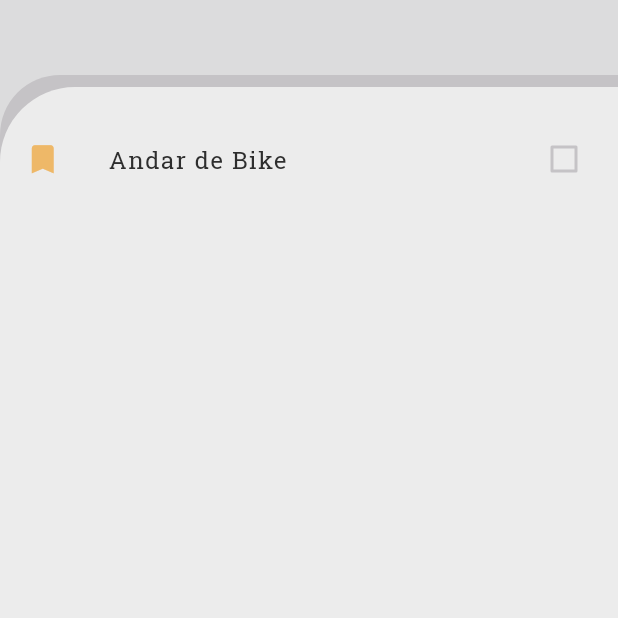
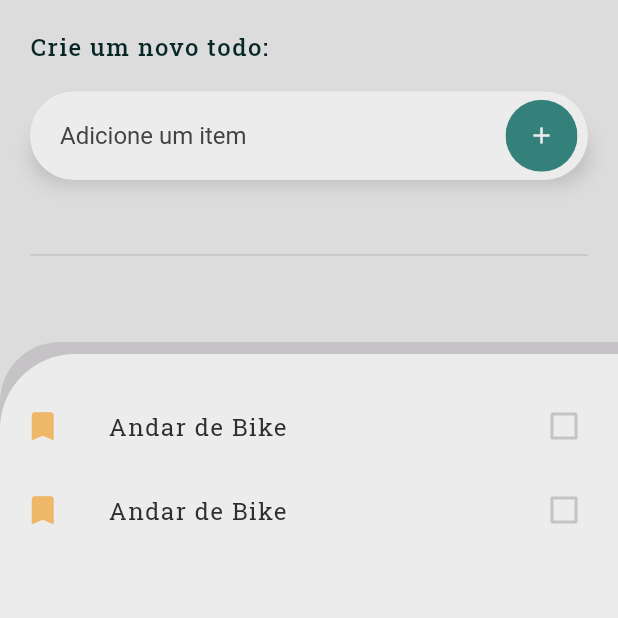
Before and after one commit to AmandaCleto/flutter--todo-list--front, a Flutter app: the UnconcludedPage screen opened directly, on a phone screen of 412 x 824 dp, the top half of it. Run offline on Flutter 3.47's test engine with Material 2 defaults, Android fonts, the phone set to English and light mode, and no system bars.

Commit message:
logic of concluded and unconcluded todos done

```diff
--- a/lib/components/Input.dart
+++ b/lib/components/Input.dart
@@ -82,7 +82,8 @@ class _InputComponentState extends State<InputComponent> {
                       errorStyle: TextStyle(
                         fontFamily: 'RobotoSlab',
                         fontSize: 12.0,
-                        fontWeight: FontWeight.w500,
+                        fontWeight: FontWeight.bold,
+                        color: Color(0xFFC69797),
                       ),
                       helperText: '',
                       isDense: true, // important line
--- a/lib/components/List.dart
+++ b/lib/components/List.dart
@@ -1,14 +1,17 @@
 import 'package:flutter/material.dart';
 import 'package:provider/provider.dart';
 import 'dart:developer';
-
 import '../provider/todos.dart';
 
 class ListComponent extends StatelessWidget {
+  final bool isDone;
+  const ListComponent({Key? key, this.isDone = true}) : super(key: key);
+
   @override
   Widget build(BuildContext context) {
     final provider = Provider.of<TodosProvider>(context);
-    final todoList = provider.todos;
+    final todosConcludedList = provider.todosConcluded;
+    final todosUnconcludedList = provider.todosUnconcluded;
 
     return Expanded(
       flex: 1,
@@ -36,10 +39,14 @@ class ListComponent extends StatelessWidget {
                 color: Color(0xFFECECEC),
                 child: ListView.builder(
                   padding: EdgeInsets.fromLTRB(0, 20.0, 0, 0),
-                  itemCount: todoList.length,
+                  itemCount: isDone
+                      ? todosConcludedList.length
+                      : todosUnconcludedList.length,
                   itemBuilder: (BuildContext context, int index) {
-                    final todo = todoList[index];
-                    log('$todo');
+                    final todo = isDone
+                        ? todosConcludedList[index]
+                        : todosUnconcludedList[index];
+
                     return Dismissible(
                       onDismissed: (DismissDirection direction) {
                         provider.removeTodo(todo);
@@ -87,7 +94,6 @@ class ListComponent extends StatelessWidget {
                               ),
                               secondary: Icon(
                                 IconData(
-                                  // int.parse(todo.icon),
                                   int.parse('57585'),
                                   fontFamily: 'MaterialIcons',
                                 ),
--- a/lib/drawer/Drawer.dart
+++ b/lib/drawer/Drawer.dart
@@ -17,7 +17,7 @@ class DrawerComponent extends StatelessWidget {
               height: 330.0,
               child: DrawerHeader(
                 decoration: BoxDecoration(
-                  color: Color(0xFF34817C),
+                  color: Color(0xFF2E2E2E),
                 ),
                 child: Column(
                   children: [
--- a/lib/pages/Concluded.dart
+++ b/lib/pages/Concluded.dart
@@ -1,8 +1,9 @@
 import 'package:flutter/material.dart';
-import '../components/Input.dart';
 import '../components/List.dart';
 
 class ConcludedPage extends StatefulWidget {
+  const ConcludedPage({Key? key}) : super(key: key);
+
   @override
   _ConcludedPageState createState() => _ConcludedPageState();
 }
@@ -14,8 +15,7 @@ class _ConcludedPageState extends State<ConcludedPage> {
       body: SafeArea(
         child: Column(
           children: [
-            InputComponent(),
-            ListComponent(),
+            ListComponent(isDone: true),
           ],
         ),
       ),
--- a/lib/pages/Home.dart
+++ b/lib/pages/Home.dart
@@ -2,8 +2,8 @@ import 'package:flutter/material.dart';
 
 import '../drawer/Drawer.dart';
 
+import 'Unconcluded.dart';
 import 'Concluded.dart';
-import 'Unconcluded.dart';
 
 class HomePage extends StatefulWidget {
   @override
@@ -80,7 +80,7 @@ class _HomePageState extends State<HomePage>
               elevation: 0,
             ),
             body: SafeArea(
-              child: ConcludedPage(),
+              child: UnconcludedPage(),
             ),
           ),
           Scaffold(
@@ -94,7 +94,7 @@ class _HomePageState extends State<HomePage>
               backgroundColor: const Color(0xFF34817C),
             ),
             body: SafeArea(
-              child: UnconcludedPage(),
+              child: ConcludedPage(),
             ),
           ),
         ],
--- a/lib/pages/Unconcluded.dart
+++ b/lib/pages/Unconcluded.dart
@@ -1,9 +1,8 @@
 import 'package:flutter/material.dart';
+import '../components/Input.dart';
 import '../components/List.dart';
 
 class UnconcludedPage extends StatefulWidget {
-  const UnconcludedPage({Key? key}) : super(key: key);
-
   @override
   _UnconcludedPageState createState() => _UnconcludedPageState();
 }
@@ -15,7 +14,8 @@ class _UnconcludedPageState extends State<UnconcludedPage> {
       body: SafeArea(
         child: Column(
           children: [
-            ListComponent(),
+            InputComponent(),
+            ListComponent(isDone: false),
           ],
         ),
       ),
--- a/lib/provider/todos.dart
+++ b/lib/provider/todos.dart
@@ -6,15 +6,32 @@ class TodosProvider extends ChangeNotifier {
     Todo(
       createdTime: DateTime.now(),
       title: 'Andar de Bike',
+      isDone: false,
+    ),
+    Todo(
+      createdTime: DateTime.now(),
+      title: 'Andar de Bike',
+      isDone: false,
+    ),
+    Todo(
+      createdTime: DateTime.now(),
+      title: 'Comprar óculos',
+      isDone: true,
+    ),
+    Todo(
+      createdTime: DateTime.now(),
+      title: 'Terminar SNK',
+      isDone: true,
     ),
   ];
 
   List<Todo> get todos => _todos.toList();
 
-  // List<Todo> get todos => _todos.where((todo) => todo.isDone == false).toList();
+  List<Todo> get todosConcluded =>
+      _todos.where((todo) => todo.isDone == true).toList();
 
-  // List<Todo> get todosCompleted =>
-  //     _todos.where((todo) => todo.isDone == true).toList();
+  List<Todo> get todosUnconcluded =>
+      _todos.where((todo) => todo.isDone == false).toList();
 
   void addTodo(Todo todo) {
     _todos.add(todo);
```
Also changed, not shown: lib/bottomNavigation/BottomNavigation.dart (deleted, +0 -62 lines).
